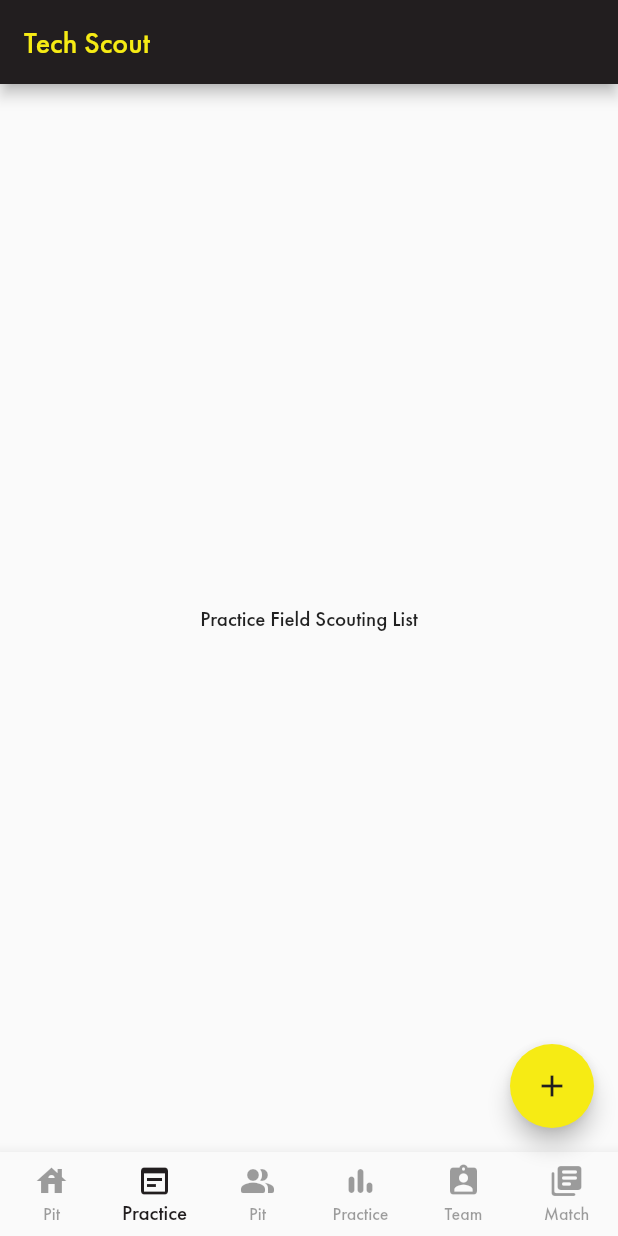
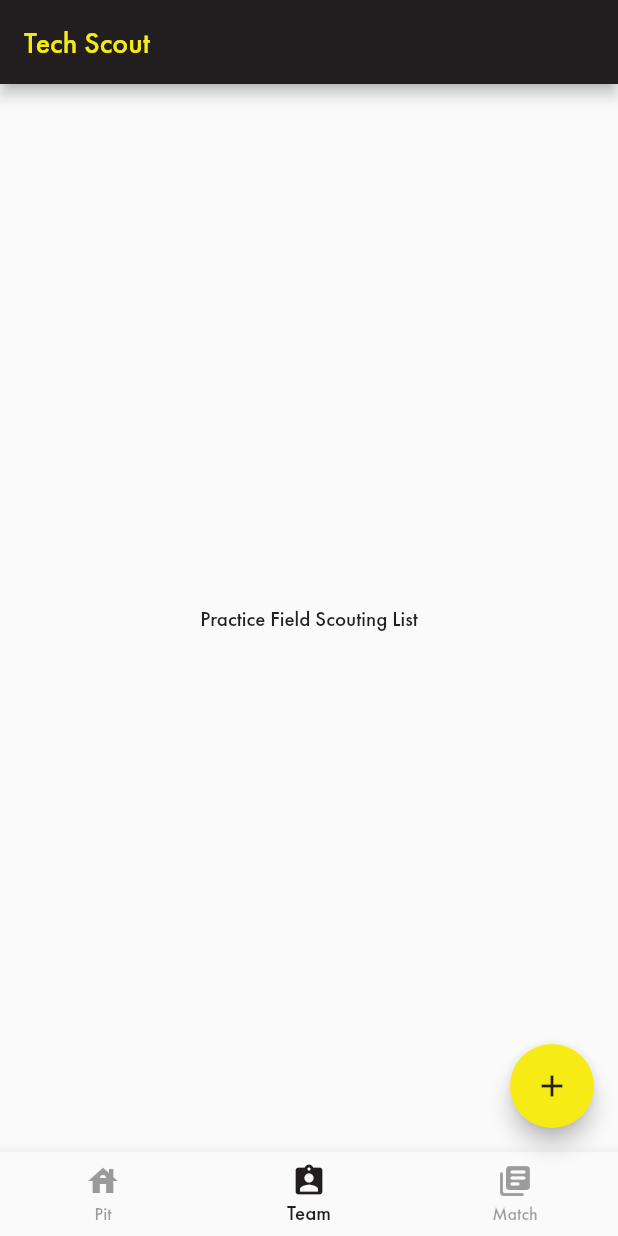
Before and after one commit to samp42/TechScout2023, a Flutter app: the screen it shows after launch, item 2 of the bottom bar chosen, on a phone screen of 412 x 824 dp. Run offline on Flutter 3.47's test engine with Material 2 defaults, Android fonts, the phone set to English and light mode, and no system bars; project files that could hold a hidden picture were left out.

Commit message:
too many tabs

```diff
--- a/Scout/lib/main.dart
+++ b/Scout/lib/main.dart
@@ -85,18 +85,6 @@ class _MyHomePageState extends State<MyHomePage> {
             label: 'Pit',
           ),
           BottomNavigationBarItem(
-            icon: Icon(Icons.wysiwyg),
-            label: 'Practice',
-          ),
-          BottomNavigationBarItem(
-            icon: Icon(Icons.people_alt_rounded),
-            label: 'Pit',
-          ),
-          BottomNavigationBarItem(
-            icon: Icon(Icons.bar_chart_rounded),
-            label: 'Practice',
-          ),
-          BottomNavigationBarItem(
             icon: Icon(Icons.assignment_ind_rounded),
             label: 'Team',
           ),
```
